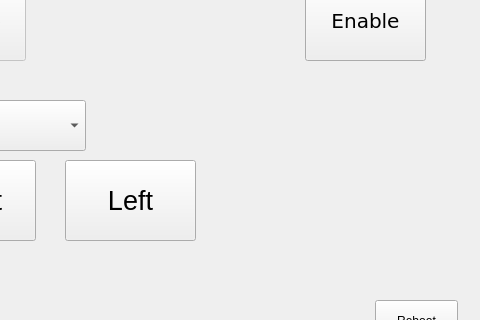
First picture: the form in linuxcnc/table_saw/table_saw.ui, repository andyalexander/electronic_table_saw, before the edit; both pictures show x 544 to 1024 and y 149 to 469 of the 1024 by 600 pixel window.
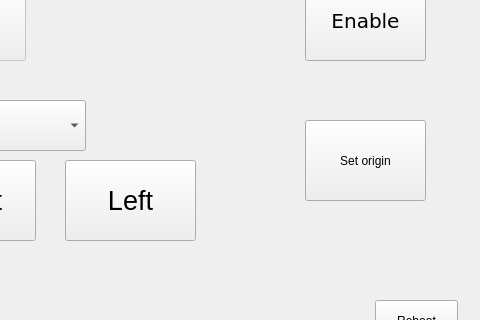
Second picture: the form after the edit. Custom widgets are drawn as their Qt base class.

Commit message: add machine zero button

Patch:
```diff
--- a/linuxcnc/table_saw/table_saw.ui
+++ b/linuxcnc/table_saw/table_saw.ui
@@ -1662,6 +1662,19 @@
         <string>Reboot</string>
        </property>
       </widget>
+      <widget class="QPushButton" name="pushButton_3">
+       <property name="geometry">
+        <rect>
+         <x>840</x>
+         <y>260</y>
+         <width>121</width>
+         <height>81</height>
+        </rect>
+       </property>
+       <property name="text">
+        <string>Set origin</string>
+       </property>
+      </widget>
      </widget>
     </item>
    </layout>
```
Left out of the diff: 25 changed lines with no effect on the pictures. The commit also changes 1 other file.
